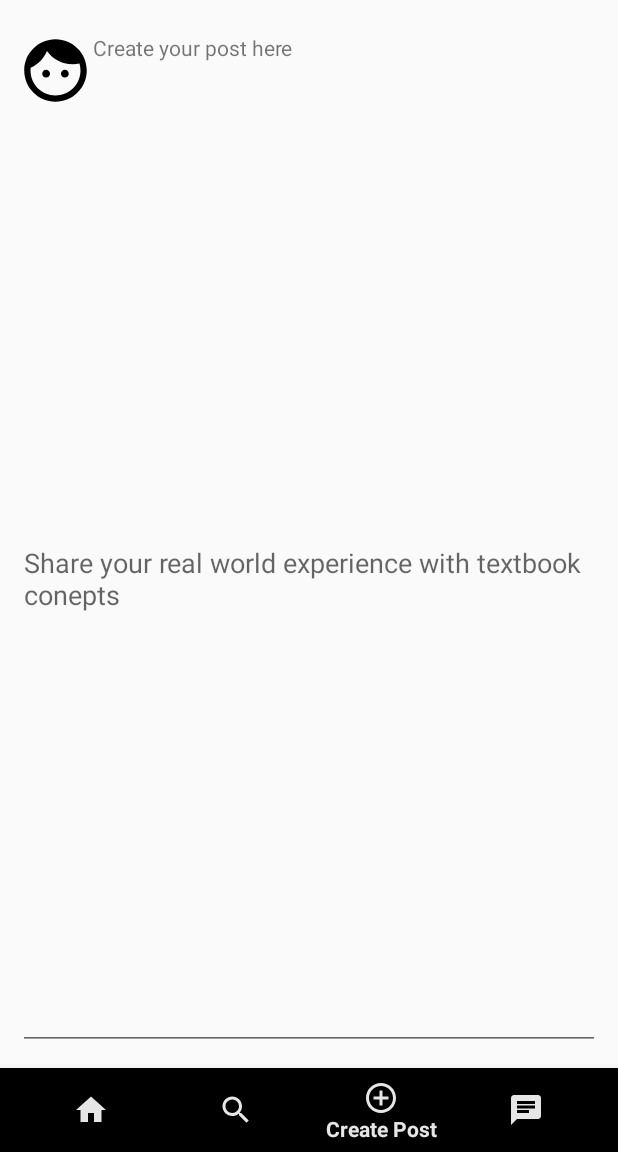
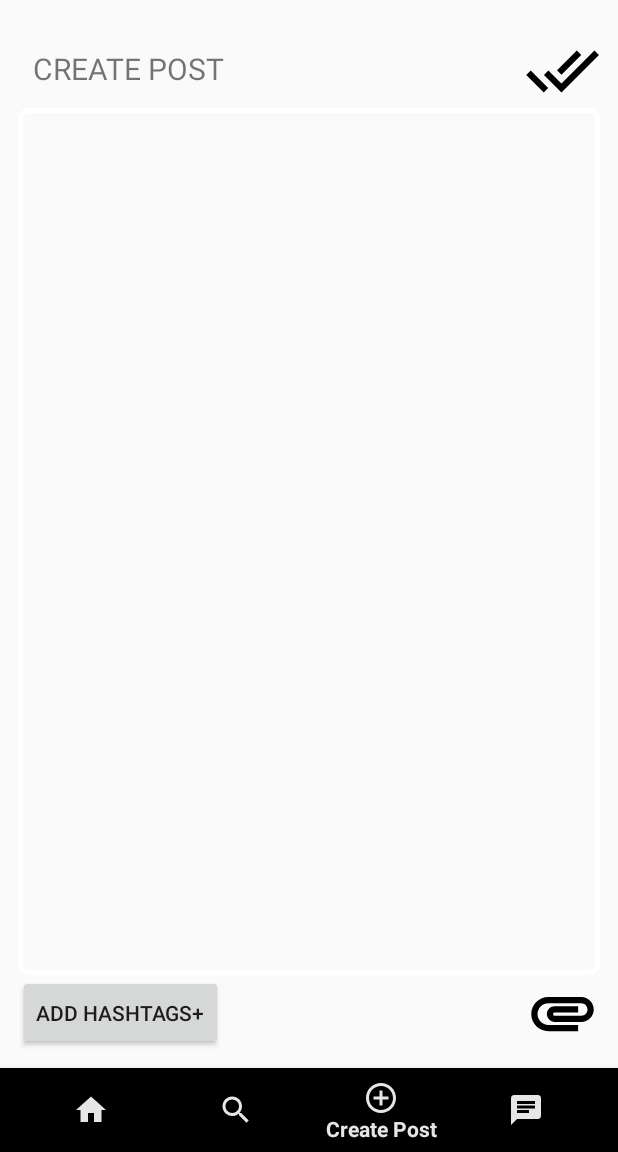
Before and after one commit to RoliVerma/Xnary, an Android app: the screen it shows after launch (HomePageActivity), item 3 of the bottom bar chosen, on a phone screen of 412 x 824 dp, the part 84-1236 px from its top. Run offline under Robolectric (Android 15) with nearby library versions, the phone set to English and light mode, and no system bars; our stand-ins replace Firebase (no records; nobody signed in at launch, a user with empty details on screens opened directly).

```diff
--- a/Code/Platform/app/src/main/AndroidManifest.xml
+++ b/Code/Platform/app/src/main/AndroidManifest.xml
@@ -1,6 +1,9 @@
 <?xml version="1.0" encoding="utf-8"?>
 <manifest xmlns:android="http://schemas.android.com/apk/res/android"
     package="com.devhack.platform">
+    <uses-permission
+        android:name="android.permission.INTERNET"/>
+    <uses-permission android:name="android.permission.READ_EXTERNAL_STORAGE"/>
 
     <application
         android:allowBackup="true"
--- a/Code/Platform/app/src/main/java/fragments/PostFragment.java
+++ b/Code/Platform/app/src/main/java/fragments/PostFragment.java
@@ -1,33 +1,157 @@
 package fragments;
 
+import android.Manifest;
+import android.content.Intent;
+import android.content.pm.PackageManager;
+import android.net.Uri;
 import android.os.Bundle;
 
+import androidx.annotation.NonNull;
+import androidx.annotation.Nullable;
+import androidx.core.app.ActivityCompat;
+import androidx.core.content.ContextCompat;
 import androidx.fragment.app.Fragment;
 
+import android.util.Log;
 import android.view.LayoutInflater;
 import android.view.View;
 import android.view.ViewGroup;
+import android.widget.ImageButton;
 import android.widget.TextView;
 
+import com.devhack.platform.MainActivity;
 import com.devhack.platform.R;
+import com.google.android.gms.tasks.OnFailureListener;
+import com.google.android.gms.tasks.OnSuccessListener;
+import com.google.firebase.firestore.FirebaseFirestore;
+import com.google.firebase.storage.FirebaseStorage;
+import com.google.firebase.storage.StorageReference;
+import com.google.firebase.storage.UploadTask;
+
+import java.util.HashMap;
+import java.util.Map;
+import java.util.Objects;
+
+import static android.app.Activity.RESULT_OK;
 
 /**
  * A simple {@link Fragment} subclass.
  */
 public class PostFragment extends Fragment {
-    TextView textView;
+    private FirebaseFirestore firebaseFirestore;
+    private FirebaseStorage firebaseStorage;
+    private Uri pdfUri;
+    private TextView textView;
+    private ImageButton attach_btn,submit_btn;
 
     public PostFragment() {
         // Required empty public constructor
     }
 
 
+
+
     @Override
-    public View onCreateView(LayoutInflater inflater, ViewGroup container,
-                             Bundle savedInstanceState) {
+    public View onCreateView(LayoutInflater inflater, ViewGroup container, Bundle savedInstanceState) {
         // Inflate the layout for this fragment
         View view= inflater.inflate(R.layout.fragment_post, container, false);
-        //textView=view.findViewById(R.id.post_text);
-        return view;
+        firebaseFirestore = FirebaseFirestore.getInstance();
+        firebaseStorage=FirebaseStorage.getInstance();
+        attach_btn = view.findViewById(R.id.attachbtn);
+        submit_btn = view.findViewById(R.id.submitbtn);
+        attach_btn.setOnClickListener(new View.OnClickListener() {
+            @Override
+            public void onClick(View view) {
+                // check permission first
+                if (ContextCompat.checkSelfPermission(requireActivity(),
+                        Manifest.permission.READ_EXTERNAL_STORAGE)
+                        != PackageManager.PERMISSION_GRANTED) {
+
+                    // request the permission
+                    requestPermissions(new String[]{Manifest.permission.READ_EXTERNAL_STORAGE}, 9);
+                }
+                else {
+                    // has the permission.
+                    getFile();
+                }
+
+            }
+        });
+
+        submit_btn.setOnClickListener(new View.OnClickListener() {
+            @Override
+            public void onClick(View view) {
+                if(pdfUri!=null)
+                    uploadFile(pdfUri);
+            }
+        });
+        return  view;
     }
+    private void uploadFile(Uri pdfUri){
+        StorageReference storageReference = firebaseStorage.getReference();
+        String filename = System.currentTimeMillis()+"";
+        storageReference.child("Files").child(filename).putFile(pdfUri).addOnSuccessListener(new OnSuccessListener<UploadTask.TaskSnapshot>() {
+            @Override
+            public void onSuccess(UploadTask.TaskSnapshot taskSnapshot) {
+
+            }
+        });
+    }
+    private  void uploadPost() {
+        Map<String, Object> post = new HashMap<>();
+        post.put("File", "");
+        post.put("Genre", "");
+        post.put("Image", "");
+        post.put("Seminar","");
+        post.put("Title", "");
+        post.put("Video", "");
+        post.put("date", "");
+        post.put("time","");
+        post.put("timestamp", "");
+        post.put("user", "");
+
+
+        firebaseFirestore.collection("Feed").document("LA")
+                .set(post);
+        /*
+                .addOnSuccessListener(new OnSuccessListener<Void>() {
+                    @Override
+                    public void onSuccess(Void aVoid) {
+                       // Log.d(TAG, "DocumentSnapshot successfully written!");
+                    }
+                })
+                .addOnFailureListener(new OnFailureListener() {
+                    @Override
+                    public void onFailure(@NonNull Exception e) {
+                       // Log.w(TAG, "Error writing document", e);
+                    }
+                });*/
+    }
+
+    @Override
+    public void onRequestPermissionsResult(int requestCode, @NonNull String[] permissions, @NonNull int[] grantResults) {
+        if((requestCode == 9) && (grantResults[0] == PackageManager.PERMISSION_GRANTED)){
+            getFile();
+        }
+
+    }
+
+    private void getFile()
+    {
+        Intent intent = new Intent();
+        intent.setType("application/pdf");
+        intent.setAction(Intent.ACTION_GET_CONTENT);
+        startActivityForResult(intent,10);
+    }
+    @Override
+    public void onActivityResult(int requestCode, int resultCode, @Nullable Intent data) {
+        //whether user has selected a file or not
+        if(requestCode==10 && resultCode==RESULT_OK && data!=null) {
+            pdfUri=data.getData();
+        }
+    }
+
+
+
+
 }
--- /dev/null
+++ b/Code/Platform/app/src/main/res/drawable/ic_attachment_black_24dp.xml
@@ -0,0 +1,9 @@
+<vector xmlns:android="http://schemas.android.com/apk/res/android"
+        android:width="24dp"
+        android:height="24dp"
+        android:viewportWidth="24.0"
+        android:viewportHeight="24.0">
+    <path
+        android:fillColor="#FF000000"
+        android:pathData="M2,12.5C2,9.46 4.46,7 7.5,7H18c2.21,0 4,1.79 4,4s-1.79,4 -4,4H9.5C8.12,15 7,13.88 7,12.5S8.12,10 9.5,10H17v2H9.41c-0.55,0 -0.55,1 0,1H18c1.1,0 2,-0.9 2,-2s-0.9,-2 -2,-2H7.5C5.57,9 4,10.57 4,12.5S5.57,16 7.5,16H17v2H7.5C4.46,18 2,15.54 2,12.5z"/>
+</vector>
--- /dev/null
+++ b/Code/Platform/app/src/main/res/drawable/ic_done_all_black_24dp.xml
@@ -0,0 +1,9 @@
+<vector xmlns:android="http://schemas.android.com/apk/res/android"
+        android:width="24dp"
+        android:height="24dp"
+        android:viewportWidth="24.0"
+        android:viewportHeight="24.0">
+    <path
+        android:fillColor="#FF000000"
+        android:pathData="M18,7l-1.41,-1.41 -6.34,6.34 1.41,1.41L18,7zM22.24,5.59L11.66,16.17 7.48,12l-1.41,1.41L11.66,19l12,-12 -1.42,-1.41zM0.41,13.41L6,19l1.41,-1.41L1.83,12 0.41,13.41z"/>
+</vector>
--- /dev/null
+++ b/Code/Platform/app/src/main/res/drawable/textview_design.xml
@@ -0,0 +1,20 @@
+<?xml version="1.0" encoding="utf-8"?>
+<shape xmlns:android="http://schemas.android.com/apk/res/android"
+    android:shape="rectangle"
+    >
+
+
+
+    <stroke
+        android:width="3dp"
+        android:color="#fff"
+        />
+
+    <corners
+        android:radius="5dp"
+        />
+
+
+
+
+</shape>
--- a/Code/Platform/app/src/main/res/layout/fragment_post.xml
+++ b/Code/Platform/app/src/main/res/layout/fragment_post.xml
@@ -6,40 +6,57 @@
 
     <!-- TODO: Update blank fragment layout -->
     <RelativeLayout
-        android:id="@+id/parent_relative"
+        android:layout_width="match_parent"
+        android:layout_height="match_parent">
+    <LinearLayout
         android:padding="12dp"
         android:layout_width="match_parent"
         android:layout_height="match_parent"
+        android:orientation="vertical"
         >
-        <RelativeLayout
+        <LinearLayout
             android:layout_width="match_parent"
             android:layout_height="50dp"
-            android:id="@+id/title_relative">
-            <ImageView
-                android:id="@+id/faceicon"
+            android:orientation="horizontal"
+            >
+            <TextView
+                android:layout_width="0dp"
+                android:layout_height="50dp"
+                android:text="CREATE POST"
+                android:textSize="20dp"
+                android:layout_weight="1"
+                android:padding="10dp"
+                />
+            <ImageButton
+                android:background="@drawable/ic_done_all_black_24dp"
                 android:layout_width="50dp"
                 android:layout_height="50dp"
-                android:src="@drawable/ic_face_black_24dp"/>
-            <TextView
-                android:layout_toEndOf="@id/faceicon"
-                android:layout_width="match_parent"
-                android:text="Create your post here"
-                android:layout_centerVertical="true"
-                android:layout_height="50dp"/>
-    </RelativeLayout>
+                android:id="@+id/submitbtn"/>
+
+        </LinearLayout>
     <EditText
         android:id="@+id/edit_post"
         android:layout_width="match_parent"
-        android:layout_height="match_parent"
-        android:layout_below="@id/title_relative"
-        android:hint="Share your real world experience with textbook conepts"/>
-
+        android:layout_height="0dp"
+        android:layout_weight="1"
+        android:gravity="start"
+        android:background="@drawable/textview_design"
+        />
+        <RelativeLayout
+            android:layout_gravity="bottom"
+            android:layout_width="match_parent"
+            android:layout_height="50dp">
+            <Button
+                android:layout_width="wrap_content"
+                android:layout_height="match_parent"
+                android:text="Add Hashtags+"/>
+            <ImageButton
+                android:layout_width="50dp"
+                android:layout_height="50dp"
+                android:layout_alignParentEnd="true"
+                android:id="@+id/attachbtn"
+                android:background="@drawable/ic_attachment_black_24dp"/>
+        </RelativeLayout>
+    </LinearLayout>
     </RelativeLayout>
-    <RelativeLayout
-
-        android:layout_width="match_parent"
-        android:layout_height="match_parent">
-
-    </RelativeLayout>
-
 </FrameLayout>
```
Also changed, not shown: Code/Platform/app/src/main/res/drawable/ic_attach_file_black_24dp.xml (added, +9 -0 lines), Code/Platform/app/src/main/res/drawable/ic_publish_black_24dp.xml (added, +9 -0 lines).
